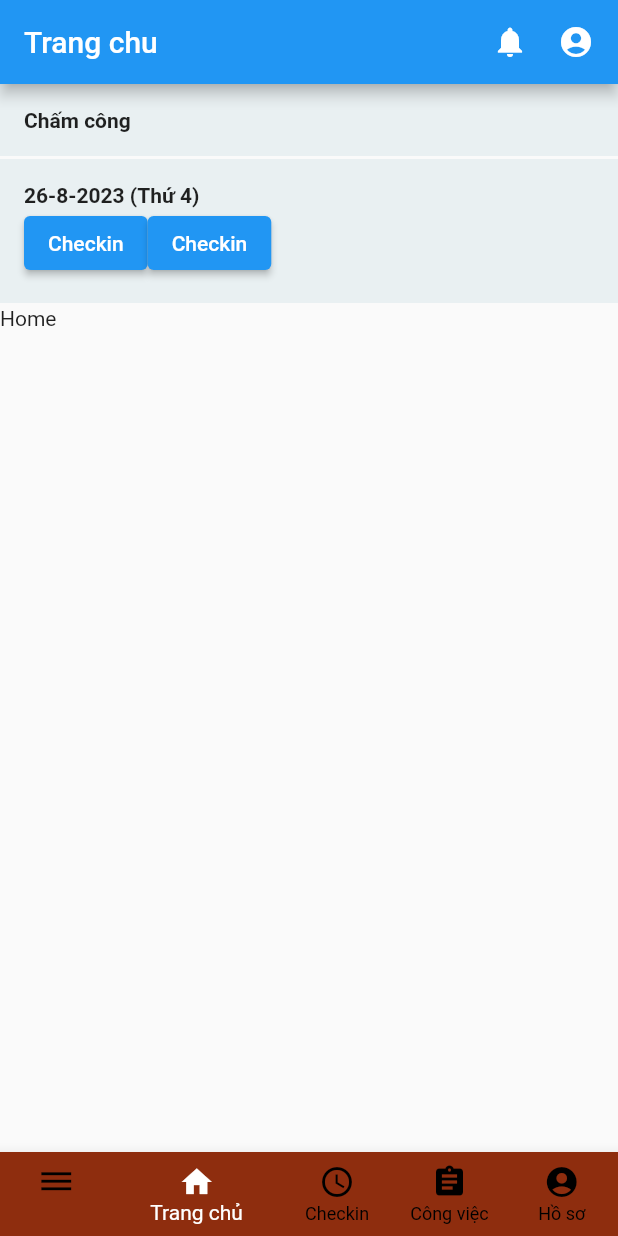
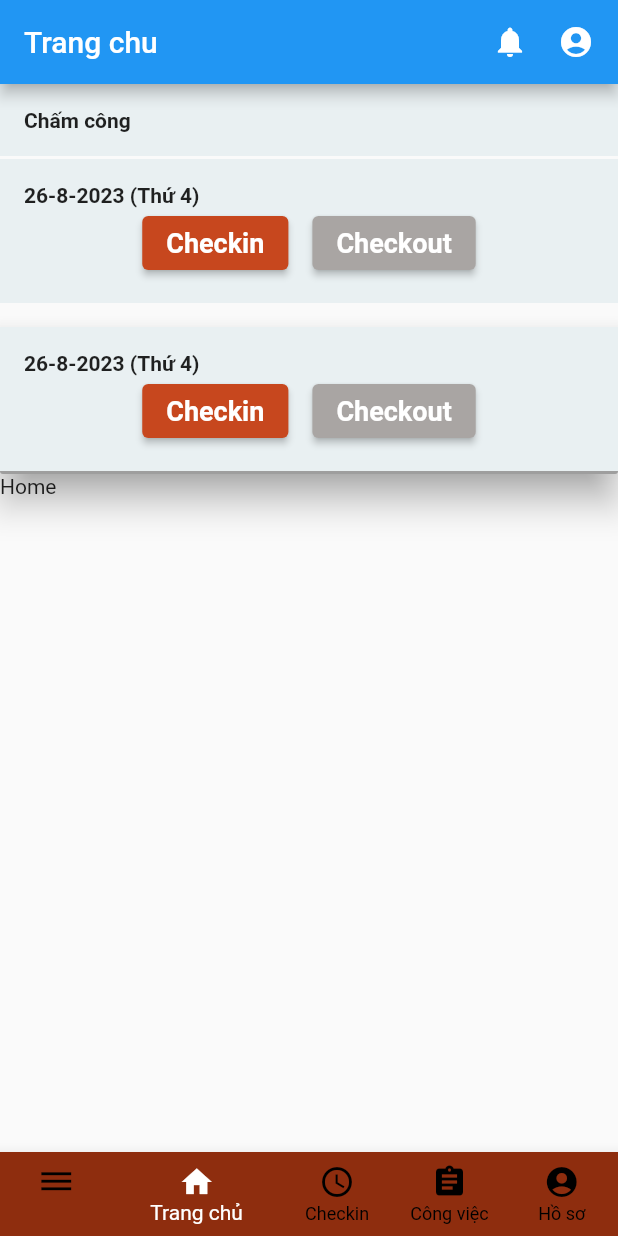
Before and after one commit to namtpregit/hrm_app, a Flutter app: the screen it shows after launch, on a phone screen of 412 x 824 dp. Run offline on Flutter 3.47's test engine with Material 2 defaults, Android fonts, the phone set to English and light mode, and no system bars; our stand-ins replace go_router.

Commit message:
Update screen

```diff
--- a/lib/screens/page_home.dart
+++ b/lib/screens/page_home.dart
@@ -36,6 +36,7 @@ class HomePage extends StatelessWidget {
             children: [
               Header(),
               Box1(),
+              BoxTask(),
               Text('Home'),
             ],
           ),
@@ -74,6 +75,58 @@ class Box1 extends StatelessWidget {
       child: Container(
         color: const Color(0xffE9F0F2),
         width: double.infinity,
+        margin: const EdgeInsets.only(bottom: 16.0),
+        child: Padding(
+          padding: const EdgeInsets.symmetric(vertical: 16.0, horizontal: 16.0),
+          child: Column(
+            crossAxisAlignment: CrossAxisAlignment.start,
+            children: [
+              const Text(
+                '26-8-2023 (Thứ 4)',
+                style: TextStyle(fontWeight: FontWeight.bold),
+              ),
+              Row(mainAxisAlignment: MainAxisAlignment.center, children: [
+                ElevatedButton(
+                  onPressed: () {},
+                  style: ElevatedButton.styleFrom(
+                    backgroundColor: const Color(0xffC7471E),
+                    textStyle: const TextStyle(
+                        fontSize: 18, fontWeight: FontWeight.bold),
+                  ),
+                  child: const Text('Checkin'),
+                ),
+                const VerticalDivider(),
+                ElevatedButton(
+                  onPressed: () {},
+                  style: ElevatedButton.styleFrom(
+                    backgroundColor: const Color(0xffA9A5A3),
+                    textStyle: const TextStyle(
+                        fontSize: 18, fontWeight: FontWeight.bold),
+                  ),
+                  child: const Text('Checkout'),
+                ),
+              ])
+            ],
+          ),
+        ),
+      ),
+    );
+  }
+}
+
+class BoxTask extends StatelessWidget {
+  const BoxTask({super.key});
+
+  @override
+  Widget build(BuildContext context) {
+    return Material(
+      elevation: 10,
+      color: Colors.grey,
+      shadowColor: Colors.grey,
+      borderRadius: BorderRadius.circular(2),
+      child: Container(
+        color: const Color(0xffE9F0F2),
+        width: double.infinity,
         margin: const EdgeInsets.only(bottom: 2.0),
         child: Padding(
           padding: const EdgeInsets.symmetric(vertical: 16.0, horizontal: 16.0),
@@ -84,15 +137,31 @@ class Box1 extends StatelessWidget {
                 '26-8-2023 (Thứ 4)',
                 style: TextStyle(fontWeight: FontWeight.bold),
               ),
-            Row(
-              children: [
-                ElevatedButton(onPressed: () {}, child: const Text('Checkin')),
-                ElevatedButton(onPressed: () {}, child: const Text('Checkin')),
-              ],
-            )
+              Row(mainAxisAlignment: MainAxisAlignment.center, children: [
+                ElevatedButton(
+                  onPressed: () {},
+                  style: ElevatedButton.styleFrom(
+                    backgroundColor: const Color(0xffC7471E),
+                    textStyle: const TextStyle(
+                        fontSize: 18, fontWeight: FontWeight.bold),
+                  ),
+                  child: const Text('Checkin'),
+                ),
+                const VerticalDivider(),
+                ElevatedButton(
+                  onPressed: () {},
+                  style: ElevatedButton.styleFrom(
+                    backgroundColor: const Color(0xffA9A5A3),
+                    textStyle: const TextStyle(
+                        fontSize: 18, fontWeight: FontWeight.bold),
+                  ),
+                  child: const Text('Checkout'),
+                ),
+              ])
             ],
           ),
         ),
-    ));
+      ),
+    );
   }
 }
```
Lines whose indentation alone changed are shown as unchanged.
